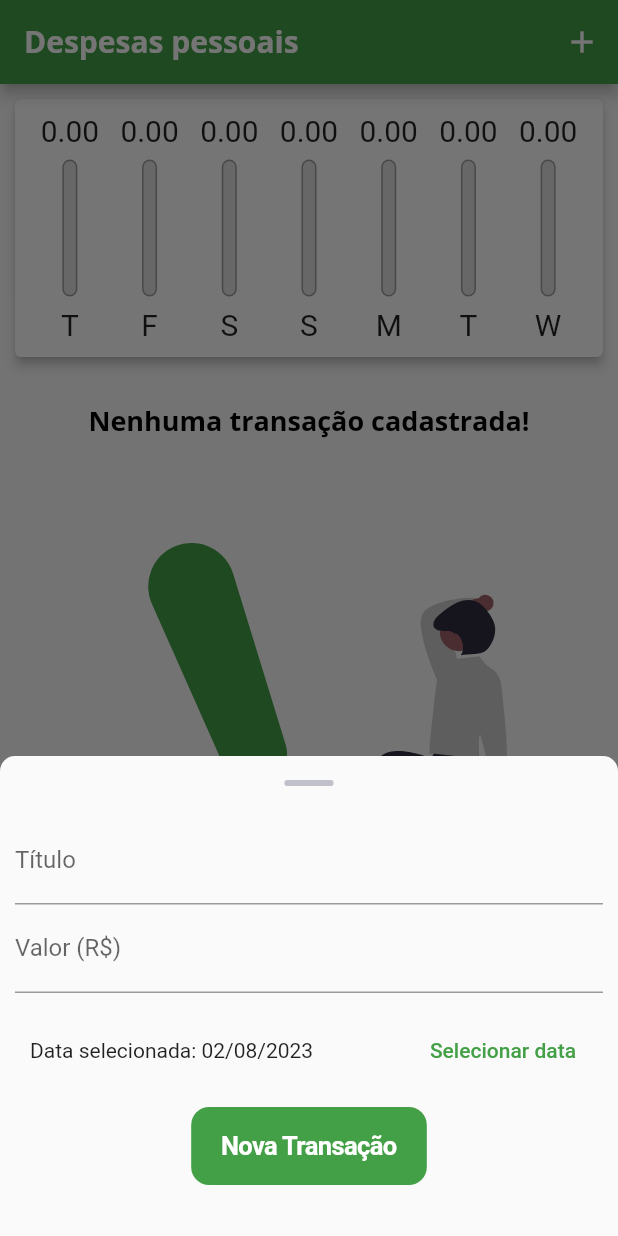
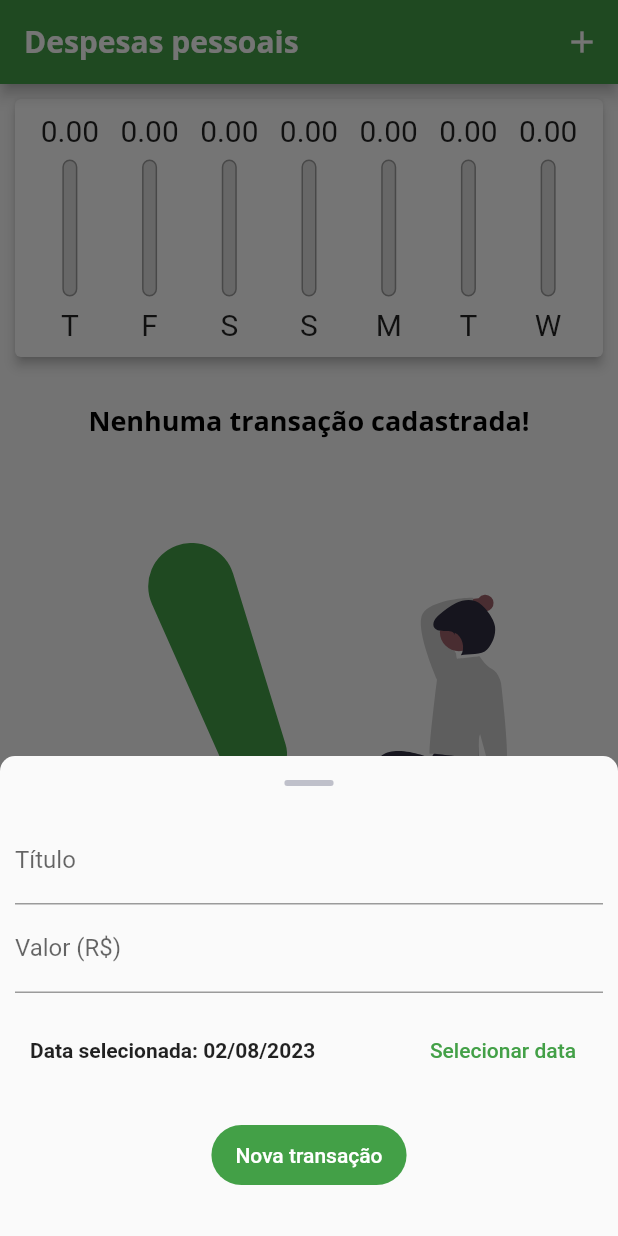
Before and after one commit to AlexBitar80/despesas_pessoais_app, a Flutter app: the screen it shows after launch, after a tap on the "add" icon, on a phone screen of 412 x 824 dp. Run offline on Flutter 3.47's test engine with Material 2 defaults, Android fonts, the phone set to English and light mode, and no system bars; our stand-ins replace brasil_fields, flutter_svg.

Commit message:
enhancement: added adaptive components for Android and iOS platforms and change bottomsheet component height

```diff
--- /dev/null
+++ b/lib/components/adaptative_button.dart
@@ -0,0 +1,34 @@
+import 'dart:io';
+
+import 'package:flutter/cupertino.dart';
+import 'package:flutter/material.dart';
+
+class AdaptativeButton extends StatelessWidget {
+  final String label;
+  final Function()? onPressed;
+
+  const AdaptativeButton({
+    super.key,
+    required this.label,
+    required this.onPressed,
+  });
+
+  @override
+  Widget build(BuildContext context) {
+    return Platform.isIOS
+        ? CupertinoButton.filled(
+            onPressed: onPressed,
+            child: Text(label),
+          )
+        : FilledButton(
+            onPressed: onPressed,
+            style: ButtonStyle(
+              backgroundColor: MaterialStateProperty.all(
+                  Theme.of(context).colorScheme.primary),
+              foregroundColor: MaterialStateProperty.all(
+                  Theme.of(context).colorScheme.onPrimary),
+            ),
+            child: Text(label),
+          );
+  }
+}
--- /dev/null
+++ b/lib/components/adaptative_date_picker.dart
@@ -0,0 +1,72 @@
+import 'dart:io';
+
+import 'package:flutter/cupertino.dart';
+import 'package:flutter/material.dart';
+import 'package:intl/intl.dart';
+
+class AdaptativeDatePicker extends StatelessWidget {
+  final DateTime selectedDate;
+  final Function(DateTime) onDateChanged;
+
+  const AdaptativeDatePicker({
+    super.key,
+    required this.onDateChanged,
+    required this.selectedDate,
+  });
+
+  _showDatePicker(BuildContext context) {
+    showDatePicker(
+      context: context,
+      initialDate: DateTime.now(),
+      firstDate: DateTime(2020),
+      lastDate: DateTime.now(),
+    ).then((DateTime? pickedDate) {
+      if (pickedDate == null) {
+        return;
+      }
+
+      onDateChanged(pickedDate);
+    });
+  }
+
+  @override
+  Widget build(BuildContext context) {
+    return Platform.isIOS
+        ? SizedBox(
+            height: 120,
+            child: CupertinoDatePicker(
+              mode: CupertinoDatePickerMode.date,
+              initialDateTime: DateTime.now(),
+              minimumDate: DateTime(2020),
+              maximumDate: DateTime.now(),
+              onDateTimeChanged: onDateChanged,
+            ),
+          )
+        : Padding(
+            padding: const EdgeInsets.symmetric(
+              vertical: 14,
+              horizontal: 10,
+            ),
+            child: Row(
+              children: [
+                Expanded(
+                  child: Text(
+                    selectedDate == null
+                        ? 'Nenhuma data selecionada:'
+                        : 'Data selecionada: ${DateFormat('dd/MM/y').format(
+                            selectedDate,
+                          )}',
+                    style: const TextStyle(
+                      fontWeight: FontWeight.bold,
+                    ),
+                  ),
+                ),
+                TextButton(
+                  child: const Text('Selecionar data'),
+                  onPressed: () => _showDatePicker(context),
+                ),
+              ],
+            ),
+          );
+  }
+}
--- /dev/null
+++ b/lib/components/adaptative_texfield.dart
@@ -0,0 +1,53 @@
+import 'dart:io';
+
+import 'package:flutter/cupertino.dart';
+import 'package:flutter/material.dart';
+import 'package:flutter/services.dart';
+
+class AdaptativeTextfield extends StatelessWidget {
+  final TextEditingController controller;
+  final String titleLabel;
+  final Function(String)? onSubmitted;
+  final String? prefix;
+  final TextInputType? keyboardType;
+  final List<TextInputFormatter>? inputFormatters;
+
+  const AdaptativeTextfield({
+    super.key,
+    this.inputFormatters,
+    this.prefix,
+    this.keyboardType,
+    required this.titleLabel,
+    required this.controller,
+    required this.onSubmitted,
+  });
+
+  @override
+  Widget build(BuildContext context) {
+    return Platform.isIOS
+        ? Container(
+            height: 50,
+            margin: const EdgeInsets.only(
+              bottom: 10,
+            ),
+            child: CupertinoTextField(
+              controller: controller,
+              placeholder: titleLabel,
+              onSubmitted: onSubmitted,
+              keyboardType: keyboardType,
+              inputFormatters: inputFormatters,
+              prefix: Text(prefix ?? ''),
+            ),
+          )
+        : TextField(
+            onSubmitted: onSubmitted,
+            controller: controller,
+            keyboardType: keyboardType,
+            inputFormatters: inputFormatters,
+            decoration: InputDecoration(
+              labelText: titleLabel,
+              prefix: Text(prefix ?? ''),
+            ),
+          );
+  }
+}
--- a/lib/components/transaction_form.dart
+++ b/lib/components/transaction_form.dart
@@ -1,9 +1,13 @@
+import 'dart:io';
+
 import 'package:brasil_fields/brasil_fields.dart';
+import 'package:despesas_pessoais/components/adaptative_button.dart';
+import 'package:despesas_pessoais/components/adaptative_date_picker.dart';
+import 'package:despesas_pessoais/components/adaptative_texfield.dart';
 import 'package:flutter/cupertino.dart';
-import 'package:flutter/material.dart';
+
 import 'package:flutter/services.dart';
 import 'package:flutter_svg/flutter_svg.dart';
-import 'package:intl/intl.dart';
 
 class TransactionForm extends StatefulWidget {
   final void Function(String, double, DateTime) onSubmit;
@@ -43,32 +47,6 @@ class _TransactionFormState extends State<TransactionForm> {
     );
   }
 
-  void _showDialog(Widget child) {
-    showCupertinoModalPopup<DateTime>(
-      context: context,
-      builder: (BuildContext context) => Container(
-        height: 216,
-        padding: const EdgeInsets.only(top: 6.0),
-        margin: EdgeInsets.only(
-          bottom: MediaQuery.of(context).viewInsets.bottom,
-        ),
-        color: CupertinoColors.systemBackground.resolveFrom(context),
-        child: SafeArea(
-          top: false,
-          child: child,
-        ),
-      ),
-    ).then((pickedDate) {
-      if (pickedDate == null) {
-        return;
-      }
-
-      setState(() {
-        _selectedDate = pickedDate;
-      });
-    });
-  }
-
   @override
   Widget build(BuildContext context) {
     return Padding(
@@ -76,7 +54,7 @@ class _TransactionFormState extends State<TransactionForm> {
         bottom: MediaQuery.of(context).viewInsets.bottom,
       ),
       child: SizedBox(
-        height: 320,
+        height: Platform.isIOS ? 370 : 320,
         child: Column(
           children: [
             Padding(
@@ -93,70 +71,39 @@ class _TransactionFormState extends State<TransactionForm> {
               ),
               child: Column(
                 children: <Widget>[
-                  TextField(
+                  AdaptativeTextfield(
                     onSubmitted: (_) => _onSubmitForm(),
                     controller: _titleController,
-                    decoration: const InputDecoration(
-                      labelText: 'Título',
-                    ),
+                    titleLabel: 'Título',
                   ),
-                  TextField(
+                  AdaptativeTextfield(
                     onSubmitted: (_) => _onSubmitForm(),
                     controller: _valueController,
+                    titleLabel: 'Valor (R\$)',
                     keyboardType: const TextInputType.numberWithOptions(),
                     inputFormatters: [
                       FilteringTextInputFormatter.digitsOnly,
-                      CentavosInputFormatter(),
+                      CentavosInputFormatter(
+                        moeda: Platform.isIOS ? true : false,
+                      ),
                     ],
-                    decoration: const InputDecoration(
-                      labelText: 'Valor (R\$)',
-                      prefixText: 'R\$ ',
-                    ),
+                    prefix: 'R\$ ',
                   ),
-                  Padding(
-                    padding: const EdgeInsets.symmetric(
-                      vertical: 14,
-                      horizontal: 10,
-                    ),
-                    child: Row(
-                      children: [
-                        Expanded(
-                          child: Text(
-                            _selectedDate == null
-                                ? 'Nenhuma data selecionada:'
-                                : 'Data selecionada: ${DateFormat('dd/MM/y').format(
-                                    _selectedDate ?? DateTime.now(),
-                                  )}',
-                          ),
-                        ),
-                        TextButton(
-                          child: const Text('Selecionar data'),
-                          onPressed: () => _showDialog(
-                            CupertinoDatePicker(
-                              initialDateTime: DateTime.now(),
-                              maximumDate: DateTime.now(),
-                              minimumDate: DateTime(2020),
-                              mode: CupertinoDatePickerMode.date,
-                              use24hFormat: true,
-                              showDayOfWeek: true,
-                              onDateTimeChanged: (DateTime newDate) {
-                                setState(() => _selectedDate = newDate);
-                              },
-                            ),
-                          ),
-                        )
-                      ],
-                    ),
+                  AdaptativeDatePicker(
+                    selectedDate: _selectedDate ?? DateTime.now(),
+                    onDateChanged: (newDate) {
+                      setState(() {
+                        _selectedDate = newDate;
+                      });
+                    },
+                  ),
+                  const SizedBox(
+                    height: 8,
                   ),
                   SafeArea(
-                    child: CupertinoButton.filled(
+                    child: AdaptativeButton(
+                      label: "Nova transação",
                       onPressed: _onSubmitForm,
-                      child: const Text(
-                        'Nova Transação',
-                        style: TextStyle(
-                          fontWeight: FontWeight.bold,
-                        ),
-                      ),
                     ),
                   )
                 ],
--- a/lib/main.dart
+++ b/lib/main.dart
@@ -148,7 +148,7 @@ class _MyHomePageState extends State<MyHomePage> {
 
     final PreferredSizeWidget appBar = Platform.isIOS
         ? CupertinoNavigationBar(
-            middle: const Text('despesas pessoais'),
+            middle: const Text('Despesas pessoais'),
             trailing: Row(
               mainAxisSize: MainAxisSize.min,
               children: actions,
```
